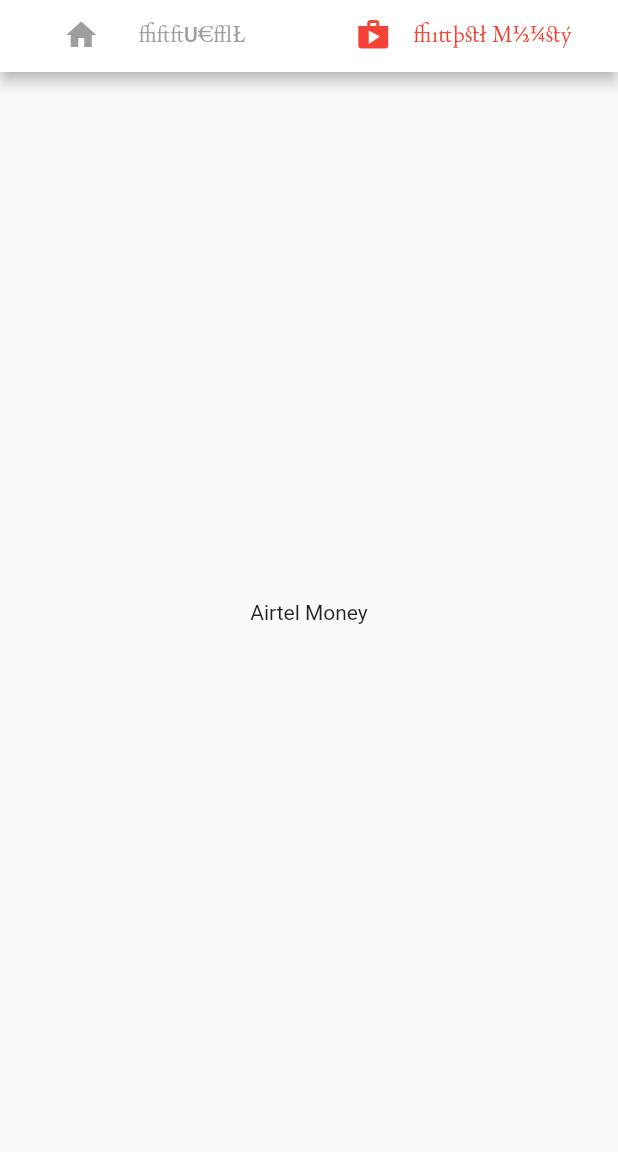
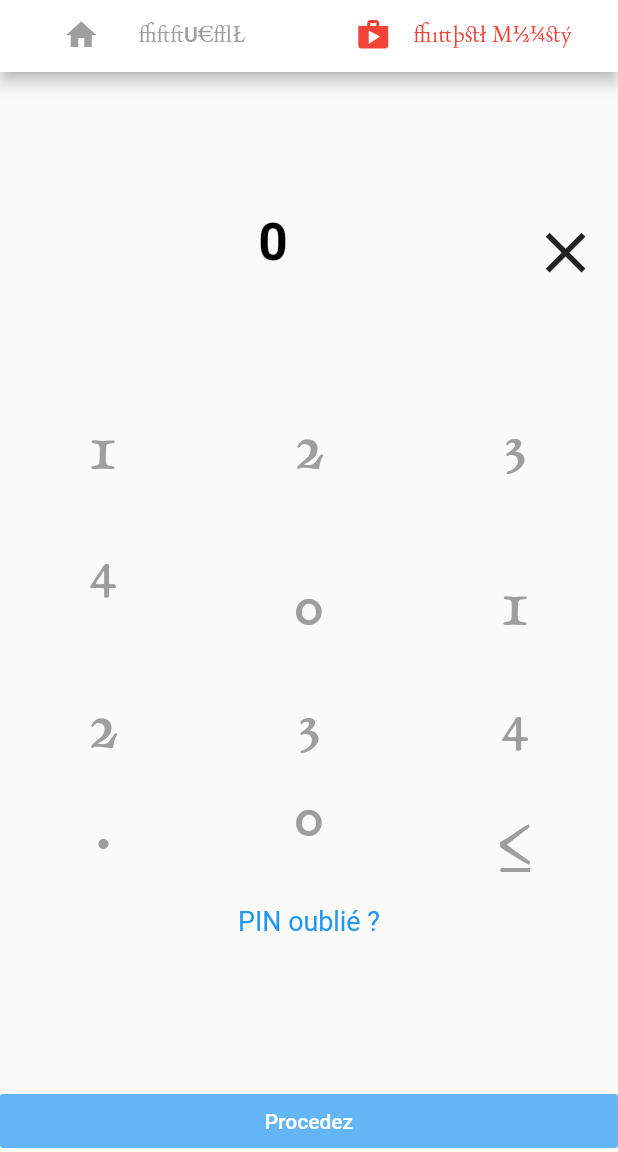
Before and after one commit to djumah-celestin/My-Airtel-Ui-Designs-Clone, a Flutter app: the screen it shows after launch, tab 2 chosen, on a phone screen of 412 x 824 dp, the part 84-1236 px from its top. Run offline on Flutter 3.47's test engine with Material 2 defaults, Android fonts, the light colour scheme and no system bars; our stand-ins replace carousel_slider, flutter_screenutil; project files that could hold a hidden picture were left out.

Commit message:
Airtel Money Screen implementation

```diff
--- /dev/null
+++ b/lib/Screens/AirtelMoney.dart
@@ -0,0 +1,143 @@
+import 'package:flutter/material.dart';
+import 'package:flutter_screenutil/flutter_screenutil.dart';
+
+class AirtelMoney extends StatefulWidget {
+  @override
+  _AirtelMoneyState createState() => _AirtelMoneyState();
+}
+
+class _AirtelMoneyState extends State<AirtelMoney> {
+  String amount = "0";
+
+  buttonPressed(String buttonText) {
+    setState(() {
+      if (amount == "0" || (amount == ".")) {
+        amount = buttonText;
+      } else {
+        amount = amount + buttonText;
+      }
+    });
+  }
+
+  Widget buildButton(String buttonText, double buttonHeight) {
+    return Container(
+        height: MediaQuery.of(context).size.height * 0.1 * buttonHeight,
+
+        // ignore: deprecated_member_use
+        child: FlatButton(
+            shape: RoundedRectangleBorder(
+              borderRadius: BorderRadius.circular(0.0),
+              side: BorderSide(width: 1, style: BorderStyle.none),
+            ),
+            // padding: EdgeInsets.all(16.0),
+            onPressed: () => buttonPressed(buttonText),
+            child: Text(
+              buttonText,
+              style: TextStyle(
+                  fontFamily: "DayRow",
+                  fontSize: ScreenUtil().setHeight(45.0),
+                  fontWeight: FontWeight.normal,
+                  color: Colors.grey),
+            )));
+  }
+
+  @override
+  Widget build(BuildContext context) {
+    return Scaffold(
+      body: Container(
+        // height: MediaQuery.of(context).size.height,
+        child: Column(
+          children: [
+            Expanded(
+              flex: 1,
+              child: Container(
+                padding: EdgeInsets.only(
+                    left: ScreenUtil().setHeight(15.0),
+                    right: ScreenUtil().setHeight(15.0)),
+                child: Row(
+                  mainAxisAlignment: MainAxisAlignment.spaceEvenly,
+                  children: [
+                    Expanded(
+                      child: Text(
+                        amount,
+                        textAlign: TextAlign.center,
+                        style: TextStyle(
+                            color: Colors.black,
+                            fontSize: ScreenUtil().setSp(30),
+                            fontWeight: FontWeight.bold),
+                        overflow: TextOverflow.ellipsis,
+                      ),
+                    ),
+                    IconButton(
+                        onPressed: () {
+                          setState(() {
+                            amount = amount.substring(0, amount.length - 1);
+                          });
+                          if (amount == "") {
+                            setState(() {
+                              amount = "0";
+                            });
+                          }
+                        },
+                        icon: Icon(
+                          Icons.clear,
+                          size: ScreenUtil().setSp(40),
+                        ))
+                  ],
+                ),
+              ),
+            ),
+            Expanded(
+              flex: 2,
+              child: Container(
+                child: Column(
+                  children: [
+                    Table(
+                      children: [
+                        TableRow(children: [
+                          buildButton("1", 1),
+                          buildButton("2", 1),
+                          buildButton("3", 1),
+                        ]),
+                        TableRow(children: [
+                          buildButton("4", 1),
+                          buildButton("5", 1),
+                          buildButton("6", 1),
+                        ]),
+                        TableRow(children: [
+                          buildButton("7", 1),
+                          buildButton("8", 1),
+                          buildButton("9", 1),
+                        ]),
+                        TableRow(children: [
+                          buildButton(".", 1),
+                          buildButton("0", 1),
+                          buildButton("<", 1),
+                        ])
+                      ],
+                    ),
+                    Text("PIN oublié ?",
+                        textAlign: TextAlign.center,
+                        style: TextStyle(
+                            fontWeight: FontWeight.normal,
+                            fontSize: ScreenUtil().setHeight(15.0),
+                            color: Colors.blue)),
+                  ],
+                ),
+              ),
+            ),
+            Container(child: Container(
+              height: MediaQuery.of(context).size.height*0.05,
+              child: Row(children: [
+                // ignore: deprecated_member_use
+                Expanded(child: FlatButton(
+                  color: Colors.blue[300],
+                  onPressed: (){}, child: Text("Procedez", style: TextStyle(color: Colors.white,))))
+              ],),
+              ))
+          ],
+        ),
+      ),
+    );
+  }
+}
--- a/lib/main.dart
+++ b/lib/main.dart
@@ -1,6 +1,7 @@
 import 'package:flutter/material.dart';
 import 'package:flutter_screenutil/flutter_screenutil.dart';
 import 'package:myairtel/Screens/Accueil.dart';
+import 'Screens/AirtelMoney.dart';
 
 void main() => runApp(MyAirtel());
 
@@ -452,7 +453,7 @@
                     child: Accueil(),
                   ),
                   Center(
-                    child: Text("Airtel Money"),
+                    child: AirtelMoney(),
                   ),
                 ],
               )),
```
